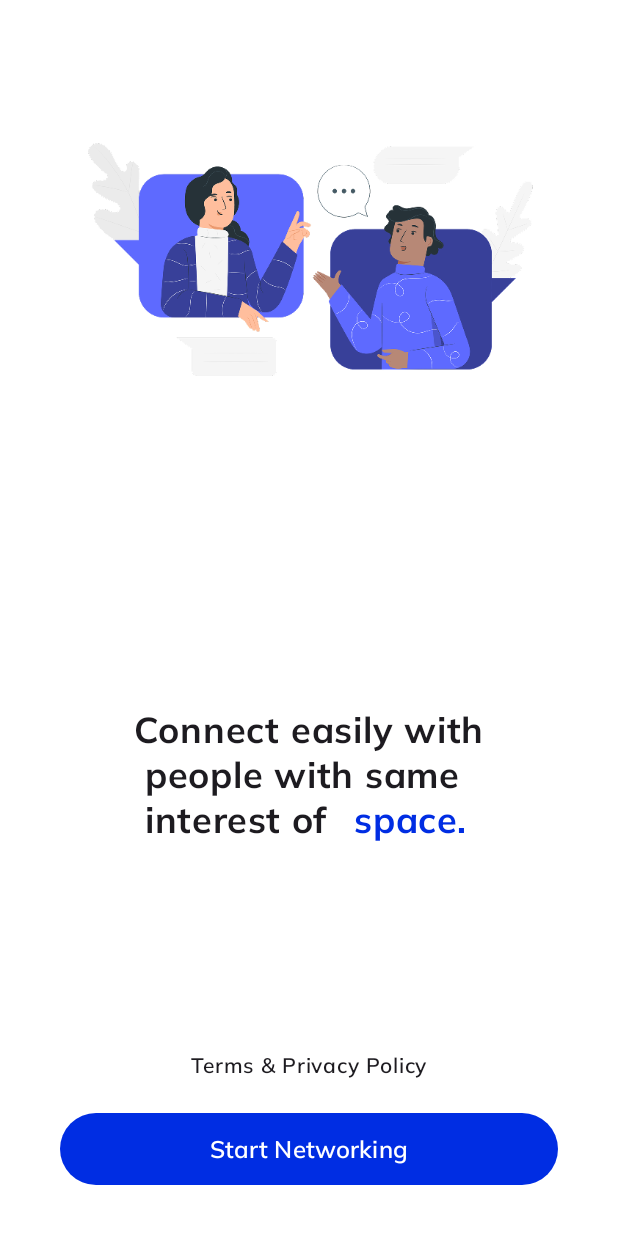
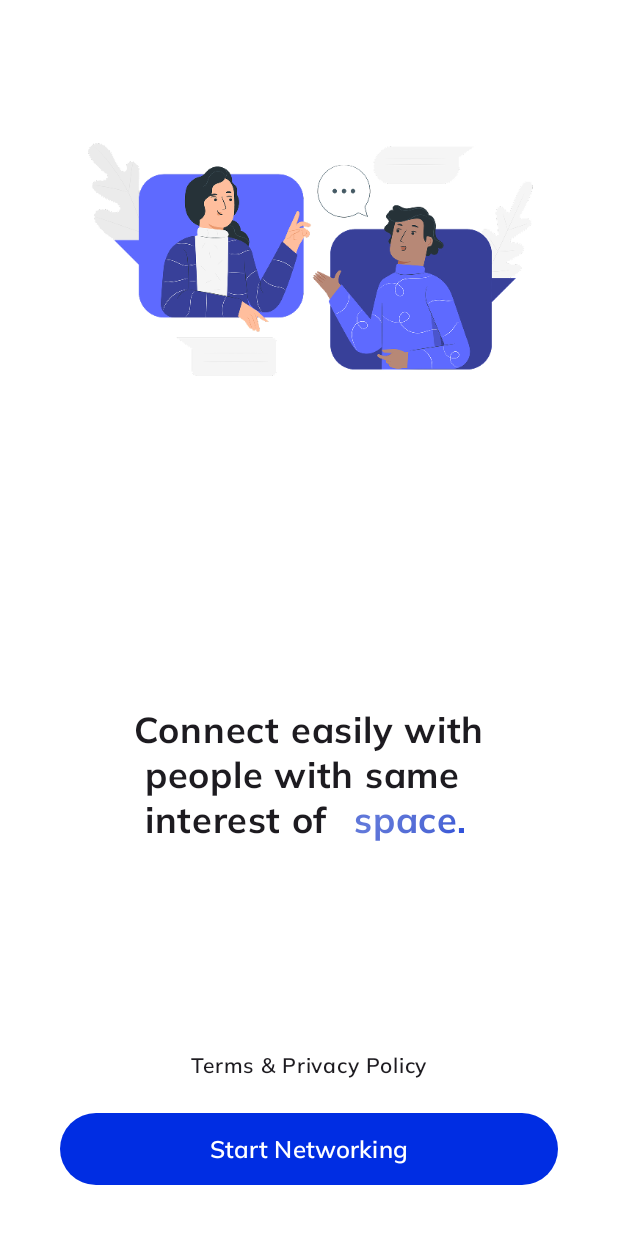
Before and after one commit to SmitCoderX/FurnSpace, an Android app built with Jetpack Compose: the composable RootView shown on its own in the app's theme, on a phone screen of 412 x 824 dp. Run offline under Robolectric (Android 15) with nearby library versions, the phone set to English and light mode, and no system bars; our stand-ins replace Shimmer.

Commit message:
add text effect and initial create account screen
add text effect and initial create account screen

```diff
--- a/app/src/main/java/com/smitcoderx/learn/furnspace/presentation/onboarding/OnboardingScreen.kt
+++ b/app/src/main/java/com/smitcoderx/learn/furnspace/presentation/onboarding/OnboardingScreen.kt
@@ -29,6 +29,7 @@ import com.smitcoderx.learn.furnspace.presentation.theme.AccentColor
 import com.smitcoderx.learn.furnspace.presentation.theme.Fonts
 import com.smitcoderx.learn.furnspace.presentation.widgets.AsyncImagePainter
 import com.smitcoderx.learn.furnspace.presentation.widgets.Space
+import com.smitcoderx.learn.furnspace.presentation.widgets.shimmerEffect
 
 @Composable
 fun OnboardingScreen(rootNavigation: NavHostController) {
@@ -46,7 +47,7 @@ fun OnboardingScreen(rootNavigation: NavHostController) {
         Text(
             buildAnnotatedString {
                 append(stringResource(R.string.login_text))
-                pushStyle(SpanStyle(color = AccentColor))
+                pushStyle(SpanStyle(brush = shimmerEffect()))
                 append(stringResource(R.string.login_text_special))
             },
             fontFamily = Fonts.mulishFontFamily,
--- /dev/null
+++ b/app/src/main/java/com/smitcoderx/learn/furnspace/presentation/widgets/ShimmerEffect.kt
@@ -0,0 +1,39 @@
+package com.smitcoderx.learn.furnspace.presentation.widgets
+
+import androidx.compose.animation.core.LinearEasing
+import androidx.compose.animation.core.animateFloat
+import androidx.compose.animation.core.infiniteRepeatable
+import androidx.compose.animation.core.rememberInfiniteTransition
+import androidx.compose.animation.core.tween
+import androidx.compose.runtime.Composable
+import androidx.compose.runtime.getValue
+import androidx.compose.ui.geometry.Offset
+import androidx.compose.ui.graphics.Brush
+import androidx.compose.ui.graphics.TileMode
+import androidx.compose.ui.platform.LocalDensity
+import androidx.compose.ui.unit.sp
+import com.smitcoderx.learn.furnspace.presentation.theme.AccentColor
+import com.smitcoderx.learn.furnspace.presentation.theme.ExtraLightAccentColor
+import com.smitcoderx.learn.furnspace.presentation.theme.LightAccentColor
+
+@Composable
+fun shimmerEffect(): Brush {
+    val gradientList = listOf(ExtraLightAccentColor, LightAccentColor, AccentColor)
+    val currentFontSizePx = with(LocalDensity.current) { 50.sp.toPx() }
+    val currentFontSizeDoublePx = currentFontSizePx * 2
+
+    val infiniteTransition = rememberInfiniteTransition(label = "")
+    val offset by infiniteTransition.animateFloat(
+        initialValue = 0f,
+        targetValue = currentFontSizeDoublePx,
+        animationSpec = infiniteRepeatable(tween(1200, easing = LinearEasing)),
+        label = ""
+    )
+    val brush = Brush.linearGradient(
+        gradientList,
+        start = Offset(offset, offset),
+        end = Offset(offset + currentFontSizePx, offset + currentFontSizePx),
+        tileMode = TileMode.Mirror
+    )
+    return brush
+}
--- a/app/src/main/res/values/strings.xml
+++ b/app/src/main/res/values/strings.xml
@@ -5,7 +5,8 @@
     <string name="privacy"><![CDATA[Terms & Privacy Policy]]></string>
     <string name="login_button_text">Start Networking</string>
     <string name="lorem">Lorem Ipsum is simply dummy text of the printing and typesetting industry. Lorem Ipsum has been the industry\'s standard dummy text ever since the 1500s, when an unknown printer took a galley of type and scrambled it to make a type specimen book. It has survived not only five centuries, but also the leap into electronic typesetting, remaining essentially unchanged. It was popularised in the 1960s with the release of Letraset sheets containing Lorem Ipsum passages, and more recently with desktop publishing software like Aldus PageMaker including versions of Lorem Ipsum.\n\n</string>
-    <string name="create_acc">Create a Account</string>
+    <string name="create_acc">Create your\n</string>
+    <string name="create_acc_space">space</string>
     <string name="enter_username">Enter Username</string>
     <string name="enter_pass">Enter Password</string>
     <string name="enter_email">Enter Email</string>
```
Also changed, not shown: app/src/main/java/com/smitcoderx/learn/furnspace/presentation/createAccount/CreateAccount.kt (+28 -2 lines).
